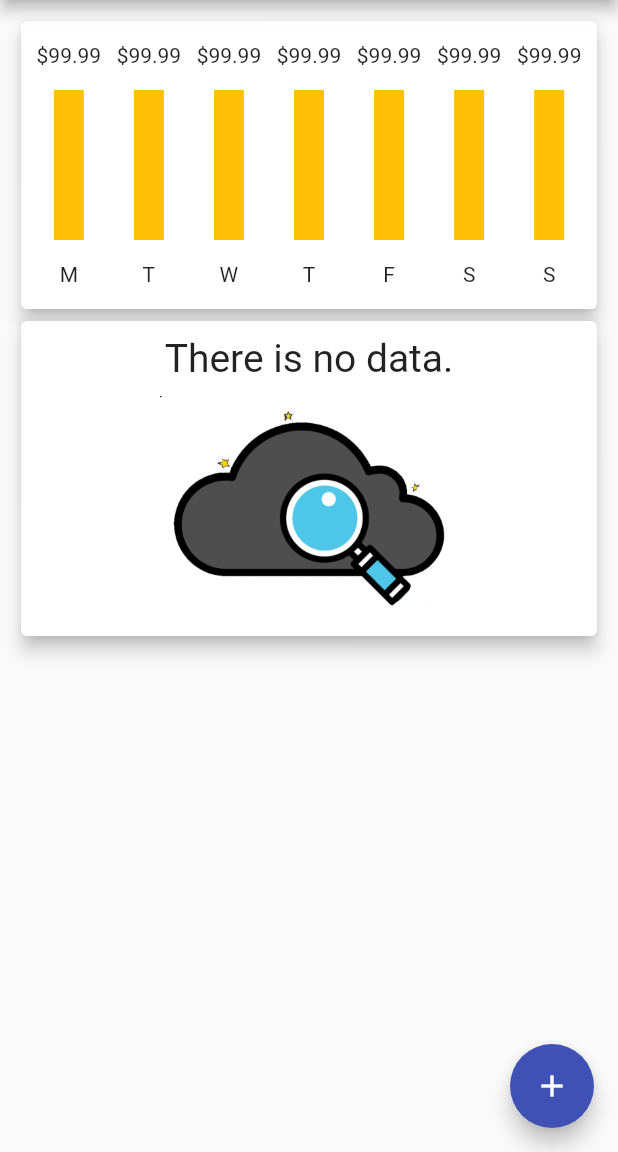
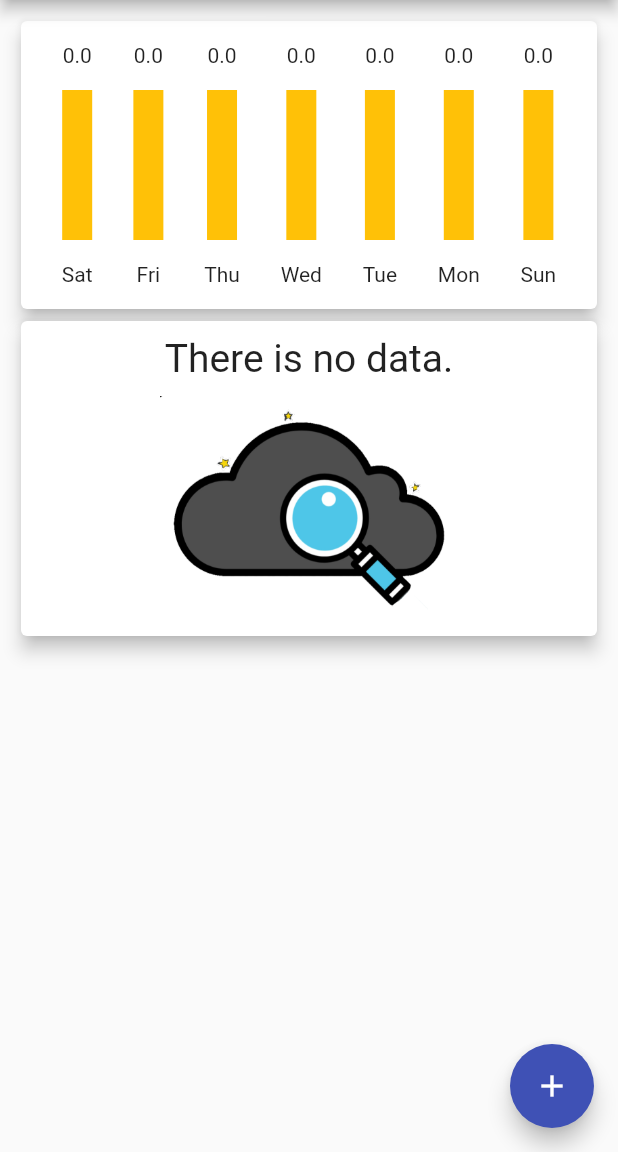
Before and after one commit to kuldii/expenses_app, a Flutter app: the screen it shows after launch, on a phone screen of 412 x 824 dp, the part 84-1236 px from its top. Run offline on Flutter 3.47's test engine with Material 2 defaults, Android fonts, the phone set to English and light mode, and no system bars.

Commit message:
membuat chartbar

```diff
--- a/lib/pages/home/components/chart.dart
+++ b/lib/pages/home/components/chart.dart
@@ -1,112 +1,49 @@
+import 'package:expenses_app/models/transaction.dart';
+import 'package:expenses_app/pages/home/components/chartbar.dart';
 import 'package:flutter/material.dart';
+import 'package:intl/intl.dart';
 
 class ChartWidget extends StatelessWidget {
+  final List<Transaction> recentTx;
+
+  ChartWidget(this.recentTx);
+
+  List<Map<String, Object>> get groupTx {
+    return List.generate(7, (index) {
+      final weekDay = DateTime.now().subtract(Duration(days: index));
+
+      double totalSum = 0.0;
+
+      for (var i = 0; i < recentTx.length; i++) {
+        if (recentTx[i].date.day == weekDay.day &&
+            recentTx[i].date.month == weekDay.month &&
+            recentTx[i].date.year == weekDay.year) {
+          totalSum += recentTx[i].amount;
+        }
+      }
+
+      // print(DateFormat.E().format(weekDay));
+      // print(totalSum);
+
+      return {
+        'day': DateFormat.E().format(weekDay),
+        'amount': totalSum.roundToDouble(),
+      };
+    });
+  }
+
   @override
   Widget build(BuildContext context) {
+    print(groupTx);
     return Card(
       elevation: 5,
       child: Row(
         mainAxisAlignment: MainAxisAlignment.spaceEvenly,
-        children: [
-          Column(
-            mainAxisAlignment: MainAxisAlignment.spaceEvenly,
-            children: [
-              Text(
-                "\$99.99",
-              ),
-              Container(
-                height: 100,
-                width: 20,
-                color: Colors.amber,
-              ),
-              Text("M"),
-            ],
-          ),
-          Column(
-            mainAxisAlignment: MainAxisAlignment.spaceEvenly,
-            children: [
-              Text(
-                "\$99.99",
-              ),
-              Container(
-                height: 100,
-                width: 20,
-                color: Colors.amber,
-              ),
-              Text("T"),
-            ],
-          ),
-          Column(
-            mainAxisAlignment: MainAxisAlignment.spaceEvenly,
-            children: [
-              Text(
-                "\$99.99",
-              ),
-              Container(
-                height: 100,
-                width: 20,
-                color: Colors.amber,
-              ),
-              Text("W"),
-            ],
-          ),
-          Column(
-            mainAxisAlignment: MainAxisAlignment.spaceEvenly,
-            children: [
-              Text(
-                "\$99.99",
-              ),
-              Container(
-                height: 100,
-                width: 20,
-                color: Colors.amber,
-              ),
-              Text("T"),
-            ],
-          ),
-          Column(
-            mainAxisAlignment: MainAxisAlignment.spaceEvenly,
-            children: [
-              Text(
-                "\$99.99",
-              ),
-              Container(
-                height: 100,
-                width: 20,
-                color: Colors.amber,
-              ),
-              Text("F"),
-            ],
-          ),
-          Column(
-            mainAxisAlignment: MainAxisAlignment.spaceEvenly,
-            children: [
-              Text(
-                "\$99.99",
-              ),
-              Container(
-                height: 100,
-                width: 20,
-                color: Colors.amber,
-              ),
-              Text("S"),
-            ],
-          ),
-          Column(
-            mainAxisAlignment: MainAxisAlignment.spaceEvenly,
-            children: [
-              Text(
-                "\$99.99",
-              ),
-              Container(
-                height: 100,
-                width: 20,
-                color: Colors.amber,
-              ),
-              Text("S"),
-            ],
-          ),
-        ],
+        children: groupTx.map(
+          (data) {
+            return ChartBar(data['day'], data['amount'], data['amount']);
+          },
+        ).toList(),
       ),
     );
   }
--- /dev/null
+++ b/lib/pages/home/components/chartbar.dart
@@ -0,0 +1,27 @@
+import 'package:flutter/material.dart';
+
+class ChartBar extends StatelessWidget {
+  final String label;
+  final double amount;
+  final double persentase;
+
+  ChartBar(this.label, this.amount, this.persentase);
+
+  @override
+  Widget build(BuildContext context) {
+    return Column(
+      mainAxisAlignment: MainAxisAlignment.spaceEvenly,
+      children: [
+        Text(
+          double.parse(amount.toString()).toString(),
+        ),
+        Container(
+          height: 100,
+          width: 20,
+          color: Colors.amber,
+        ),
+        Text(label),
+      ],
+    );
+  }
+}
--- a/lib/pages/home/homepage.dart
+++ b/lib/pages/home/homepage.dart
@@ -46,7 +46,7 @@ class _HomePageState extends State<HomePage> {
             children: [
               Container(
                 height: 200,
-                child: ChartWidget(),
+                child: ChartWidget(_dataTransaction),
               ),
               ListTransactions(_dataTransaction, _deleteTx),
             ],
```
